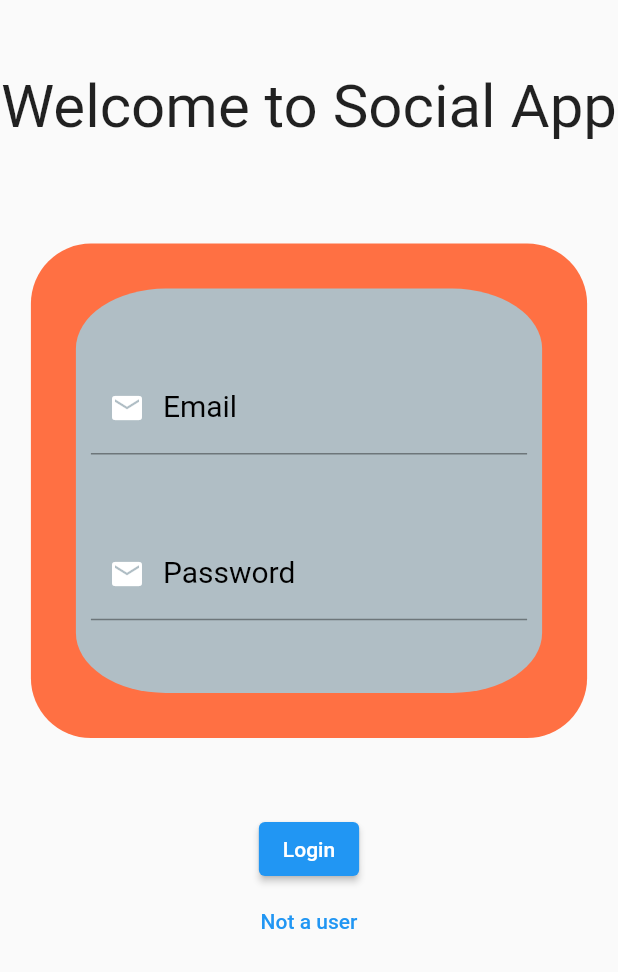
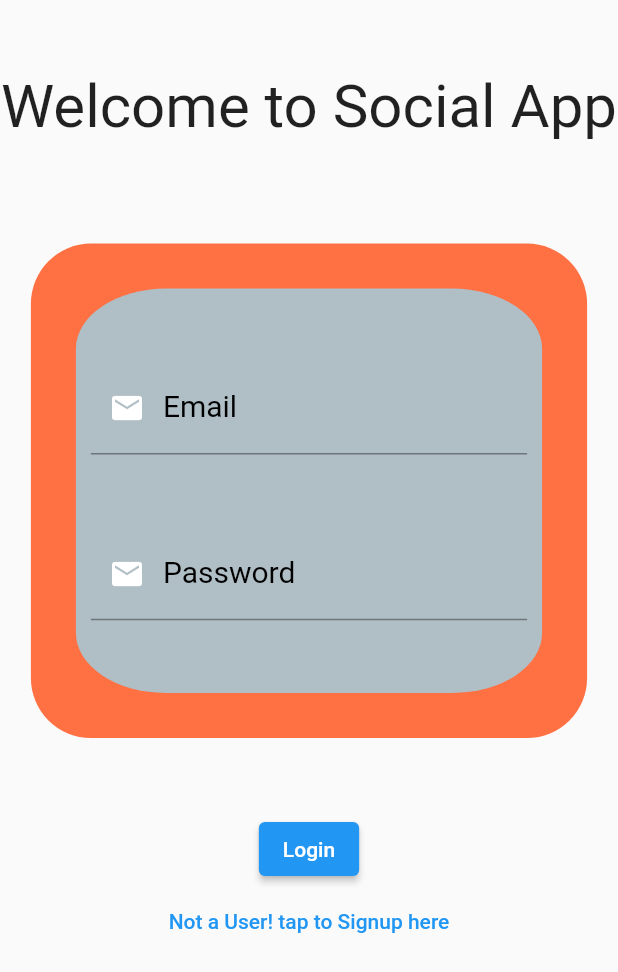
Before and after one commit to AGDesig/exd_social, a Flutter app: the screen it shows after launch, on a phone screen of 412 x 824 dp. Shown: the top 972 px of the screen. Run offline on Flutter 3.47's test engine with Material 2 defaults, Android fonts, the phone set to English and light mode, and no system bars; our stand-ins replace cloud_firestore, faker, file_picker, firebase_auth, firebase_core, firebase_messaging and 7 more; missing offline and left inert: agora_uikit, flutter_firebase_chat_core; accounts and stored records are empty.

Commit message:
recently changed things on it

```diff
--- a/lib/Screens/login_screen.dart
+++ b/lib/Screens/login_screen.dart
@@ -130,7 +130,7 @@ class LoginScreen extends StatelessWidget {
                               onPressed: () {
                                 Get.to(SignupScreen());
                               },
-                              child: Text("Not a user")),
+                              child: Text("Not a User! tap to Signup here")),
                         )
                       ],
                     )),
```
